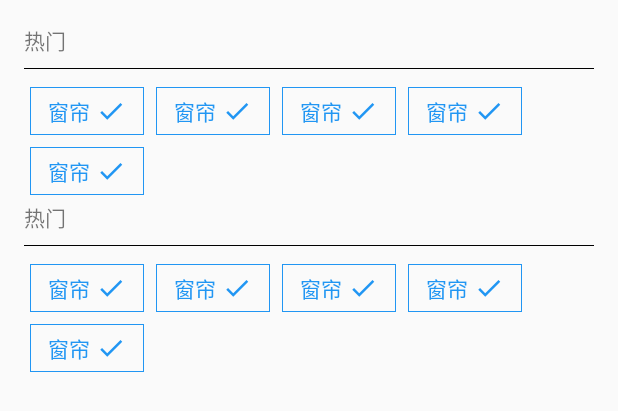
After one commit to caoshen/agg, an Android app: the layout item_subscribe.xml on its own in the app's theme, with its tools: preview values and no code run, on a phone screen of 412 x 824 dp. The commit adds this screen. Shown: the top 411 px of the screen. Run offline under Robolectric (Android 15) with nearby library versions, the phone set to English and light mode, and no system bars.

Commit message:
add node subscribe

```diff
--- /dev/null
+++ b/app/src/main/res/drawable/ic_add.xml
@@ -0,0 +1,9 @@
+<vector xmlns:android="http://schemas.android.com/apk/res/android"
+        android:width="24dp"
+        android:height="24dp"
+        android:viewportWidth="24.0"
+        android:viewportHeight="24.0">
+    <path
+        android:fillColor="#FF000000"
+        android:pathData="M19,13h-6v6h-2v-6H5v-2h6V5h2v6h6v2z"/>
+</vector>
--- /dev/null
+++ b/app/src/main/res/drawable/ic_check.xml
@@ -0,0 +1,9 @@
+<vector xmlns:android="http://schemas.android.com/apk/res/android"
+        android:width="24dp"
+        android:height="24dp"
+        android:viewportWidth="24.0"
+        android:viewportHeight="24.0">
+    <path
+        android:fillColor="@color/theme_primary"
+        android:pathData="M9,16.17L4.83,12l-1.42,1.41L9,19 21,7l-1.41,-1.41z"/>
+</vector>
--- /dev/null
+++ b/app/src/main/res/drawable/item_subscribe_selected.xml
@@ -0,0 +1,8 @@
+<?xml version="1.0" encoding="utf-8"?>
+<shape xmlns:android="http://schemas.android.com/apk/res/android"
+       android:shape="rectangle">
+
+    <stroke
+        android:width="0.5px"
+        android:color="@color/theme_primary"/>
+</shape>
--- /dev/null
+++ b/app/src/main/res/drawable/item_subscribe_unselected.xml
@@ -0,0 +1,8 @@
+<?xml version="1.0" encoding="utf-8"?>
+<shape xmlns:android="http://schemas.android.com/apk/res/android"
+       android:shape="rectangle">
+
+    <stroke
+        android:width="0.5px"
+        android:color="@color/theme_primary"/>
+</shape>
--- a/app/src/main/res/drawable/tag_states.xml
+++ b/app/src/main/res/drawable/tag_states.xml
@@ -1,5 +1,5 @@
 <?xml version="1.0" encoding="utf-8"?>
 <selector xmlns:android="http://schemas.android.com/apk/res/android">
-    <item android:state_pressed="true" android:drawable="@drawable/bg_item_node"/>
-    <item android:state_pressed="false" android:drawable="@drawable/bg_item_node"/>
+    <item android:state_pressed="true" android:drawable="@drawable/item_subscribe_selected"/>
+    <item android:state_pressed="false" android:drawable="@drawable/item_subscribe_unselected"/>
 </selector>
--- /dev/null
+++ b/app/src/main/res/layout/item_subscribe.xml
@@ -0,0 +1,56 @@
+<?xml version="1.0" encoding="utf-8"?>
+<LinearLayout xmlns:android="http://schemas.android.com/apk/res/android"
+              xmlns:app="http://schemas.android.com/apk/res-auto"
+              android:layout_width="match_parent"
+              android:layout_height="match_parent"
+              android:orientation="vertical"
+              android:padding="@dimen/padding_16">
+
+    <TextView
+        android:layout_width="wrap_content"
+        android:layout_height="wrap_content"
+        android:text="@string/whats_hot"/>
+
+    <View
+        android:layout_width="match_parent"
+        android:layout_height="1px"
+        android:layout_marginBottom="@dimen/margin_8"
+        android:layout_marginTop="@dimen/margin_8"
+        android:background="@color/black"/>
+
+    <com.google.android.flexbox.FlexboxLayout
+        android:layout_width="match_parent"
+        android:layout_height="wrap_content"
+        app:flexWrap="wrap">
+
+        <include layout="@layout/item_subscribe_node"/>
+        <include layout="@layout/item_subscribe_node"/>
+        <include layout="@layout/item_subscribe_node"/>
+        <include layout="@layout/item_subscribe_node"/>
+        <include layout="@layout/item_subscribe_node"/>
+    </com.google.android.flexbox.FlexboxLayout>
+
+    <TextView
+        android:layout_width="wrap_content"
+        android:layout_height="wrap_content"
+        android:text="@string/whats_hot"/>
+
+    <View
+        android:layout_width="match_parent"
+        android:layout_height="1px"
+        android:layout_marginBottom="@dimen/margin_8"
+        android:layout_marginTop="@dimen/margin_8"
+        android:background="@color/black"/>
+    <com.google.android.flexbox.FlexboxLayout
+        android:layout_width="match_parent"
+        android:layout_height="wrap_content"
+        app:flexWrap="wrap">
+
+        <include layout="@layout/item_subscribe_node"/>
+        <include layout="@layout/item_subscribe_node"/>
+        <include layout="@layout/item_subscribe_node"/>
+        <include layout="@layout/item_subscribe_node"/>
+        <include layout="@layout/item_subscribe_node"/>
+    </com.google.android.flexbox.FlexboxLayout>
+
+</LinearLayout>
--- /dev/null
+++ b/app/src/main/res/layout/item_subscribe_node.xml
@@ -0,0 +1,32 @@
+<?xml version="1.0" encoding="utf-8"?>
+<FrameLayout xmlns:android="http://schemas.android.com/apk/res/android"
+             android:layout_width="wrap_content"
+             android:layout_height="wrap_content"
+             android:padding="4dp">
+
+    <LinearLayout
+        android:layout_width="wrap_content"
+        android:layout_height="wrap_content"
+        android:background="@drawable/tag_states"
+        android:orientation="horizontal"
+        android:paddingBottom="5dp"
+        android:paddingEnd="12dp"
+        android:paddingStart="12dp"
+        android:paddingTop="5dp">
+
+        <TextView
+            android:layout_width="wrap_content"
+            android:layout_height="wrap_content"
+            android:layout_gravity="center_vertical"
+            android:layout_marginEnd="4dp"
+            android:gravity="center"
+            android:text="窗帘"
+            android:textColor="@color/theme_primary"/>
+
+        <ImageView
+            android:layout_width="20dp"
+            android:layout_height="20dp"
+            android:layout_gravity="center_vertical"
+            android:src="@drawable/ic_check"/>
+    </LinearLayout>
+</FrameLayout>
```
